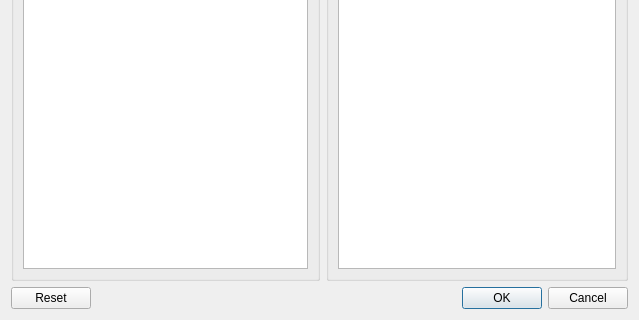
OpenSpeedShop/gui, file src/plugins/OpenSpeedShop/ModelManager/ModelDescriptorWidget.ui: the form before one commit; both pictures show x 0 to 639 and y 181 to 501 of the 639 by 501 pixel window.
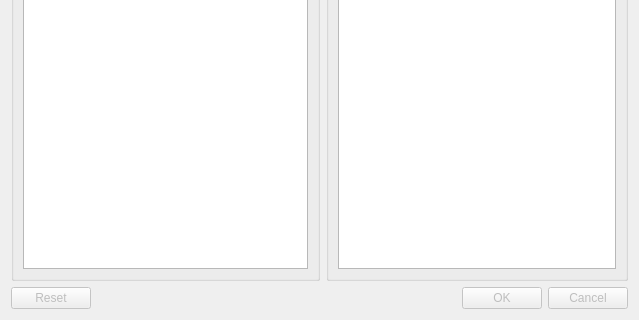
The form after the commit.

```diff
--- a/src/plugins/OpenSpeedShop/ModelManager/ModelDescriptorWidget.ui
+++ b/src/plugins/OpenSpeedShop/ModelManager/ModelDescriptorWidget.ui
@@ -128,6 +128,9 @@
    </item>
    <item row="2" column="0" colspan="3">
     <widget class="QDialogButtonBox" name="buttonBox">
+     <property name="enabled">
+      <bool>false</bool>
+     </property>
      <property name="orientation">
       <enum>Qt::Horizontal</enum>
      </property>
```
